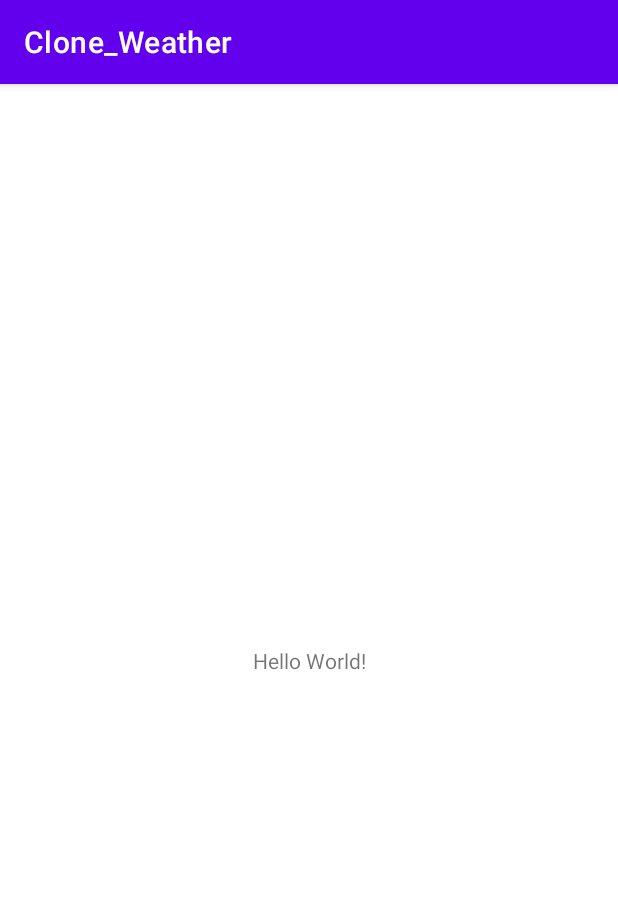
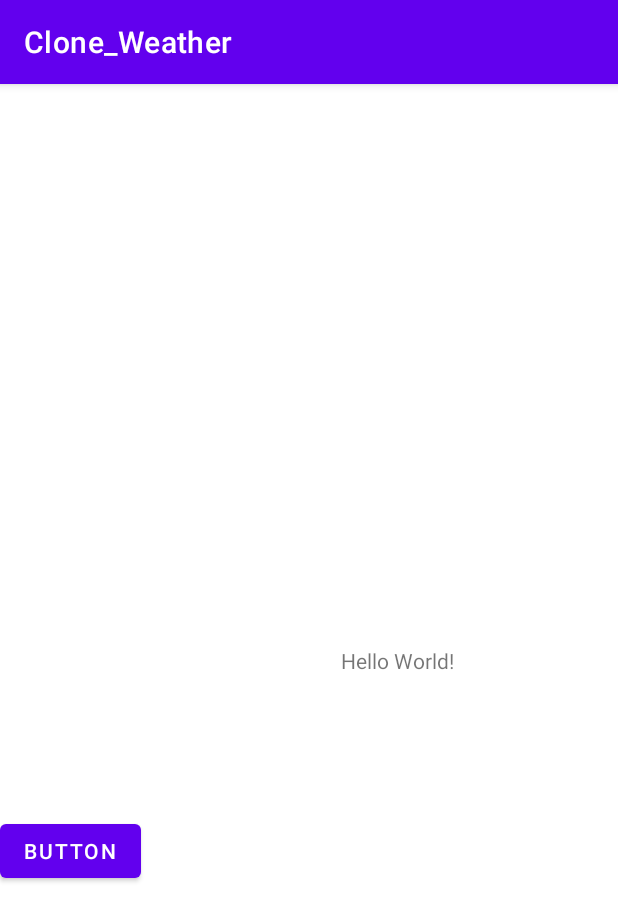
Before and after one commit to eastdh/randomPoints, an Android app: the screen it shows after launch (MainActivity), on a phone screen of 412 x 824 dp. Shown: the top 921 px of the screen. Run offline under Robolectric (Android 15) with nearby library versions, the phone set to English and light mode, and no system bars.

Commit message:
EDITING README.md, UI

```diff
--- a/study_Android/Clone_Weather/app/src/main/res/layout/activity_main.xml
+++ b/study_Android/Clone_Weather/app/src/main/res/layout/activity_main.xml
@@ -7,12 +7,24 @@
     tools:context=".MainActivity">
 
     <TextView
+        android:id="@+id/textView"
         android:layout_width="wrap_content"
         android:layout_height="wrap_content"
         android:text="Hello World!"
         app:layout_constraintBottom_toBottomOf="parent"
+        app:layout_constraintHorizontal_bias="0.676"
         app:layout_constraintLeft_toLeftOf="parent"
         app:layout_constraintRight_toRightOf="parent"
         app:layout_constraintTop_toTopOf="parent" />
 
+    <Button
+        android:id="@+id/button"
+        android:layout_width="wrap_content"
+        android:layout_height="wrap_content"
+        android:text="Button"
+        app:layout_constraintBottom_toBottomOf="parent"
+        app:layout_constraintTop_toBottomOf="@+id/textView"
+        app:layout_constraintVertical_bias="0.287"
+        tools:layout_editor_absoluteX="158dp" />
+
 </androidx.constraintlayout.widget.ConstraintLayout>
```
Also changed, not shown: 1 other file.
